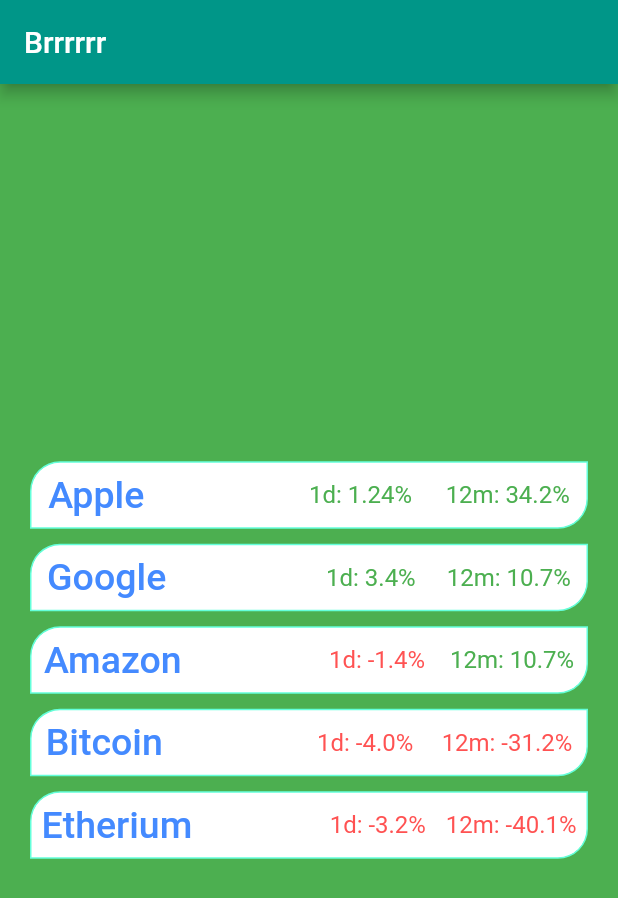
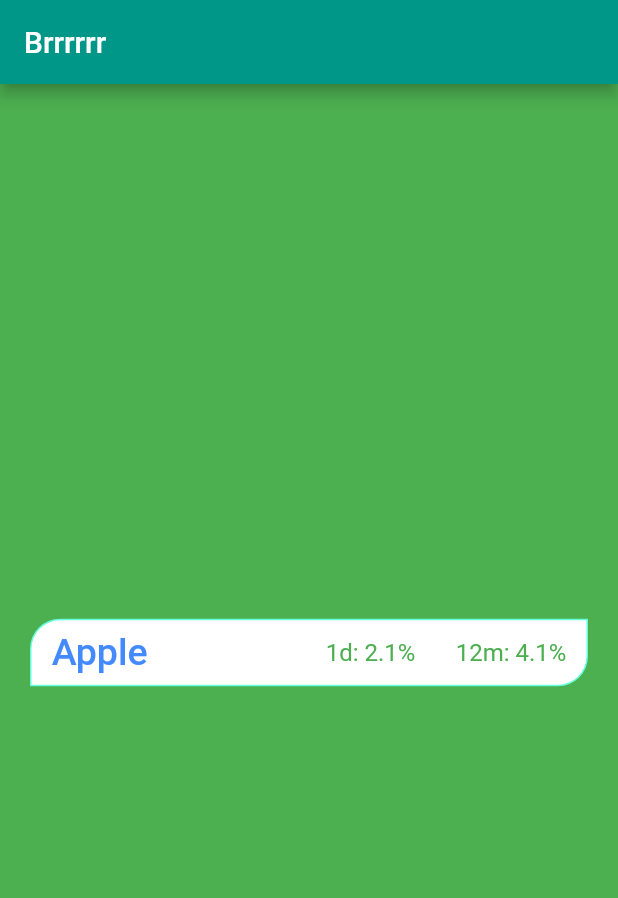
Before and after one commit to tobiashjalmarsson/stock_app, a Flutter app: the screen it shows after launch, on a phone screen of 412 x 824 dp. Shown: the top 898 px of the screen. Run offline on Flutter 3.47's test engine with Material 2 defaults, Android fonts, the phone set to English and light mode, and no system bars; network calls fail.

Commit message:
Stock, Market classes
Classes for handling the list of stocks, will be expanded on tomorrow morning

```diff
--- /dev/null
+++ b/flutter_app/lib/API/stock.dart
@@ -0,0 +1,7 @@
+class Stock {
+  String name;
+  double dChange; // Daily change
+  double yChange; // Yearly change
+
+  Stock({this.name ,this.dChange, this.yChange});
+}
--- a/flutter_app/lib/main.dart
+++ b/flutter_app/lib/main.dart
@@ -1,22 +1,25 @@
 import 'dart:convert';
-
 import 'package:flutter/material.dart';
 import 'package:http/http.dart' as http;
+import './API/market.dart';
+import './API/stock.dart';
 
 void main() {
   runApp(MyApp());
 }
 
 class MyApp extends StatefulWidget {
-  // This widget is the root of your application.
   @override
   _MyAppState createState() => _MyAppState();
 }
 
 class _MyAppState extends State<MyApp> {
+  //Market market;
   @override
   void initState(){
     print("test");
+    //market = Market();
+    //market.populateMarket();
     super.initState();
     getStockData();
   }
@@ -35,6 +38,8 @@ class _MyAppState extends State<MyApp> {
     print("Fetch complete");
 
   }
+
+
   Widget build(BuildContext context) {
     return MaterialApp(
       title: 'Flutter Demo',
@@ -64,18 +69,9 @@ class _MyAppState extends State<MyApp> {
 class MyHomePage extends StatefulWidget {
   MyHomePage({Key key, this.title}) : super(key: key);
 
-  // This widget is the home page of your application. It is stateful, meaning
-  // that it has a State object (defined below) that contains fields that affect
-  // how it looks.
-
-  // This class is the configuration for the state. It holds the values (in this
-  // case the title) provided by the parent (in this case the App widget) and
-  // used by the build method of the State. Fields in a Widget subclass are
-  // always marked "final".
-
   final String title;
 
-  @override
+
   _MyHomePageState createState() => _MyHomePageState();
 }
 
@@ -83,19 +79,25 @@ class _MyHomePageState extends State<MyHomePage> {
   int _counter = 0;
   double dailyChange = 1.24;
   double yearlyChange = 34.2;
+  Market market = Market();
+
+  List<Widget> getMarketList(Market market){
+    List<Stock> stocks = market.getStocks();
+    List<Widget> stockWidgets = [];
+    for (Stock st in stocks){
+      StockRow current = StockRow(company: st.name, dailyChange: st.dChange, yearlyChange: st.yChange);
+      stockWidgets.add(current);
+      stockWidgets.add(SizedBox(height: 10));
+    }
+    return stockWidgets;
+  }
+
   @override
 
   Widget build(BuildContext context) {
-    // This method is rerun every time setState is called, for instance as done
-    // by the _incrementCounter method above.
-    //
-    // The Flutter framework has been optimized to make rerunning build methods
-    // fast, so that you can just rebuild anything that needs updating rather
-    // than having to individually change instances of widgets.
+    market.populateMarket();
     return Scaffold(
       appBar: AppBar(
-        // Here we take the value from the MyHomePage object that was created by
-        // the App.build method, and use it to set our appbar title.
         title: Text(widget.title),
       ),
       body: Scaffold(
@@ -103,25 +105,7 @@ class _MyHomePageState extends State<MyHomePage> {
           color: Colors.green,
           child: Column(
             mainAxisAlignment: MainAxisAlignment.center,
-            children: <Widget>[
-              StockRow(company: "Apple" ,dailyChange: dailyChange, yearlyChange: yearlyChange),
-              SizedBox(
-                height: 10,
-              ),
-              StockRow(company: "Google",dailyChange: 3.4, yearlyChange: 10.7),
-              SizedBox(
-                height: 10,
-              ),
-              StockRow(company: "Amazon",dailyChange: -1.4, yearlyChange: 10.7),
-              SizedBox(
-                height: 10,
-              ),
-              StockRow(company: "Bitcoin",dailyChange: -4.0, yearlyChange: -31.2),
-              SizedBox(
-                height: 10,
-              ),
-              StockRow(company: "Etherium",dailyChange: -3.2, yearlyChange: -40.1),
-            ],
+            children: getMarketList(market),
           ),
         ),
       ),
```
Also changed, not shown: flutter_app/lib/API/market.dart (added, +42 -0 lines), flutter_app/lib/API/stock_brain.dart (deleted).
